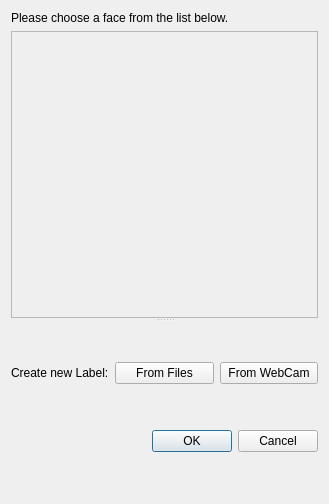
The window that getfacedialog.ui (Effi-S/Image-Organizer) describes before a commit, drawn with Qt 5.
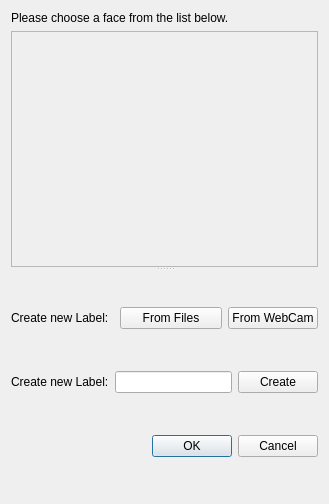
The same window after the commit.

The edit to the form file:
```diff
--- a/getfacedialog.ui
+++ b/getfacedialog.ui
@@ -16,25 +16,10 @@
   <layout class="QVBoxLayout" name="verticalLayout_3">
    <item>
     <widget class="QSplitter" name="splitter">
-     <property name="sizePolicy">
-      <sizepolicy hsizetype="Preferred" vsizetype="Expanding">
-       <horstretch>10</horstretch>
-       <verstretch>0</verstretch>
-      </sizepolicy>
-     </property>
-     <property name="minimumSize">
-      <size>
-       <width>0</width>
-       <height>50</height>
-      </size>
-     </property>
      <property name="orientation">
       <enum>Qt::Vertical</enum>
      </property>
-     <property name="childrenCollapsible">
-      <bool>false</bool>
-     </property>
-     <widget class="QWidget" name="">
+     <widget class="QWidget" name="layoutWidget">
       <layout class="QVBoxLayout" name="verticalLayout_2">
        <item>
         <widget class="QLabel" name="label">
@@ -54,7 +39,7 @@
             <x>0</x>
             <y>0</y>
             <width>307</width>
-            <height>284</height>
+            <height>232</height>
            </rect>
           </property>
           <layout class="QVBoxLayout" name="verticalLayout_4">
@@ -71,26 +56,44 @@
        </item>
       </layout>
      </widget>
-     <widget class="QWidget" name="">
+     <widget class="QWidget" name="layoutWidget">
       <layout class="QVBoxLayout" name="verticalLayout">
        <item>
         <layout class="QHBoxLayout" name="horizontalLayout">
          <item>
           <widget class="QLabel" name="label_2">
+           <property name="sizePolicy">
+            <sizepolicy hsizetype="Preferred" vsizetype="Minimum">
+             <horstretch>0</horstretch>
+             <verstretch>0</verstretch>
+            </sizepolicy>
+           </property>
            <property name="text">
             <string>Create new Label:</string>
            </property>
           </widget>
          </item>
          <item>
-          <widget class="QPushButton" name="pushButton_2">
+          <widget class="QPushButton" name="pushButton_fromFile">
+           <property name="sizePolicy">
+            <sizepolicy hsizetype="Minimum" vsizetype="Fixed">
+             <horstretch>0</horstretch>
+             <verstretch>0</verstretch>
+            </sizepolicy>
+           </property>
            <property name="text">
             <string>From Files</string>
            </property>
           </widget>
          </item>
          <item>
-          <widget class="QPushButton" name="pushButton">
+          <widget class="QPushButton" name="pushButton_fromWebCam">
+           <property name="sizePolicy">
+            <sizepolicy hsizetype="Maximum" vsizetype="Fixed">
+             <horstretch>0</horstretch>
+             <verstretch>0</verstretch>
+            </sizepolicy>
+           </property>
            <property name="text">
             <string>From WebCam</string>
            </property>
@@ -98,6 +101,46 @@
          </item>
         </layout>
        </item>
+       <item>
+        <layout class="QHBoxLayout" name="horizontalLayout_text">
+         <item>
+          <widget class="QLabel" name="label_4">
+           <property name="sizePolicy">
+            <sizepolicy hsizetype="Preferred" vsizetype="Maximum">
+             <horstretch>0</horstretch>
+             <verstretch>0</verstretch>
+            </sizepolicy>
+           </property>
+           <property name="text">
+            <string>Create new Label:</string>
+           </property>
+          </widget>
+         </item>
+         <item>
+          <widget class="QLineEdit" name="lineEdit_label">
+           <property name="sizePolicy">
+            <sizepolicy hsizetype="Expanding" vsizetype="Maximum">
+             <horstretch>0</horstretch>
+             <verstretch>0</verstretch>
+            </sizepolicy>
+           </property>
+          </widget>
+         </item>
+         <item>
+          <widget class="QPushButton" name="pushButton_enter">
+           <property name="sizePolicy">
+            <sizepolicy hsizetype="Minimum" vsizetype="Maximum">
+             <horstretch>0</horstretch>
+             <verstretch>0</verstretch>
+            </sizepolicy>
+           </property>
+           <property name="text">
+            <string>Create</string>
+           </property>
+          </widget>
+         </item>
+        </layout>
+       </item>
        <item>
         <widget class="QDialogButtonBox" name="buttonBox">
          <property name="orientation">
```
Left out of the diff: 2 changed lines with no effect on the pictures.
